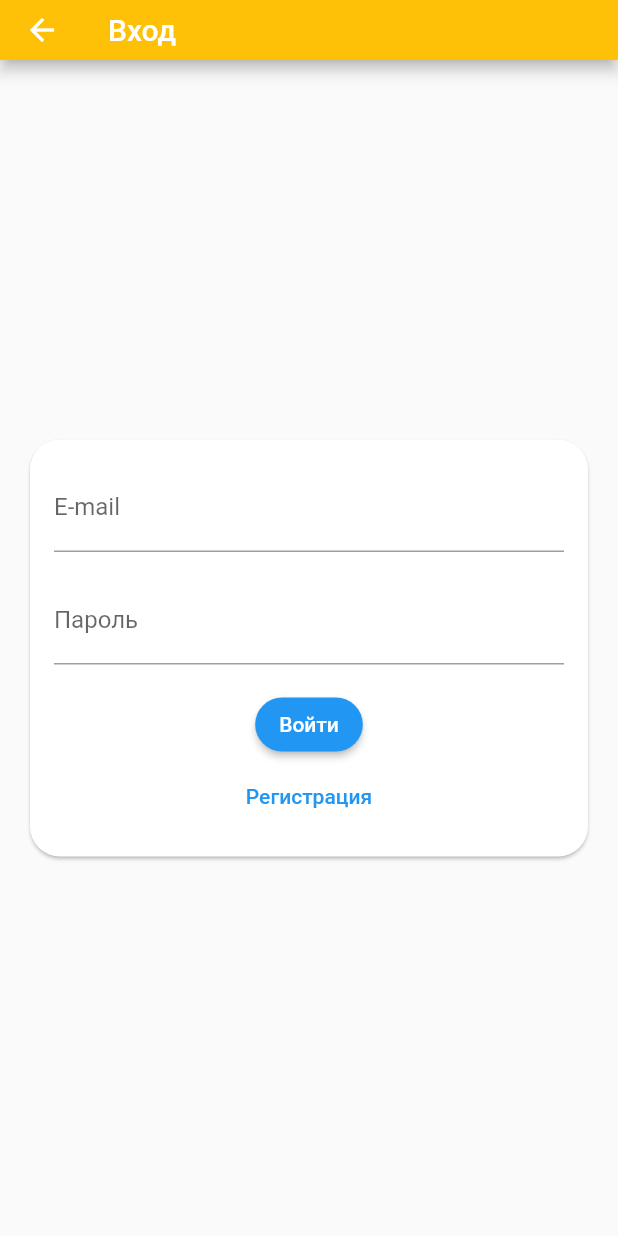
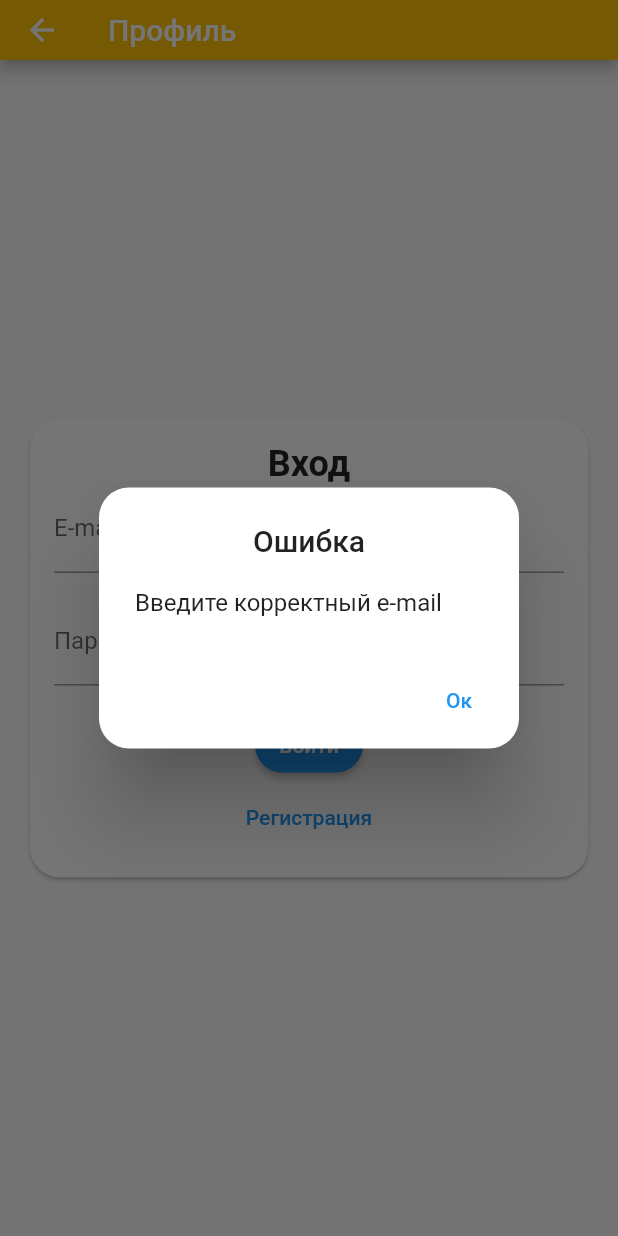
Before and after one commit to nkgrz/TravelApp, a Flutter app: the ProfileScreen screen opened directly, after a tap on "Выйти", after a tap on "Войти", on a phone screen of 412 x 824 dp. Run offline on Flutter 3.47's test engine with Material 2 defaults, Android fonts, the light colour scheme and no system bars; our stand-ins replace firebase_auth, firebase_core; accounts and stored records are empty.

Commit message:
Added email and password checks when logging in and registering

```diff
--- a/lib/main.dart
+++ b/lib/main.dart
@@ -1,8 +1,6 @@
 import 'package:flutter/material.dart';
 import 'screens/regions_screen.dart';
 import 'screens/profile_screen.dart';
-import 'services/auth_service.dart';
-import 'package:firebase_auth/firebase_auth.dart';
 import 'package:firebase_core/firebase_core.dart';
 
 void main() async {
--- a/lib/screens/profile_screen.dart
+++ b/lib/screens/profile_screen.dart
@@ -33,6 +33,7 @@ class _ProfileScreenState extends State<ProfileScreen> {
   Widget _buildLoginForm() {
     return Column(
       children: [
+        Text("Вход", style: TextStyle(fontSize: 24, fontWeight: FontWeight.bold)),
         TextField(
           controller: _emailController,
           decoration: InputDecoration(labelText: 'E-mail'),
@@ -59,6 +60,7 @@ class _ProfileScreenState extends State<ProfileScreen> {
   Widget _buildRegisterForm() {
     return Column(
       children: [
+        Text("Регистрация", style: TextStyle(fontSize: 24, fontWeight: FontWeight.bold)),
         TextField(
           controller: _nameController,
           decoration: InputDecoration(labelText: 'Имя'),
@@ -91,7 +93,12 @@ class _ProfileScreenState extends State<ProfileScreen> {
   showDialog(
     context: context,
     builder: (ctx) => AlertDialog(
-        title: Text('Ошибка'),
+      shape: RoundedRectangleBorder(
+        borderRadius: BorderRadius.circular(20.0),
+      ),
+      title: Center(
+        child: Text('Ошибка'),
+      ),
       content: Text(message),
       actions: <Widget>[
         TextButton(
@@ -105,7 +112,18 @@ class _ProfileScreenState extends State<ProfileScreen> {
   );
 }
 
+
   void _handleLogin() async {
+    if (!isValidEmail(_emailController.text)) {
+      _showErrorDialog("Введите корректный e-mail");
+      return;
+    }
+
+    if (!isValidPassword(_passwordController.text)) {
+      _showErrorDialog("Пароль должен содержать не менее 8 символов и состоять только из символов английского алфавита");
+      return;
+    }
+
     try {
       var user = await authService.loginUser(
         _emailController.text,
@@ -115,11 +133,41 @@ class _ProfileScreenState extends State<ProfileScreen> {
         setState(() => _currentUser = user);
       }
     } catch (error) {
-      _showErrorDialog(error.toString());
+      if (error is FirebaseAuthException) {
+        print("Firebase error code: ${error.code}");
+        switch (error.code) {
+          case 'user-not-found':
+            _showErrorDialog("Пользователь с таким e-mail не зарегистрирован");
+            break;
+          case 'wrong-password':
+            _showErrorDialog("Неверный пароль");
+            break;
+          case 'INVALID_LOGIN_CREDENTIALS':
+            _showErrorDialog("Неверные учетные данные. Пожалуйста, проверьте ваш e-mail и пароль и попробуйте снова");
+            break;
+          case 'too-many-requests':
+            _showErrorDialog("Слишком много попыток входа. Попробуйте позднее");
+            break;
+          default:
+            _showErrorDialog("Произошла ошибка при входе. Попробуйте снова.");
+        }
+      } else {
+        _showErrorDialog("Неизвестная ошибка. Пожалуйста, попробуйте снова.");
+      }
     }
 }
 
+
   void _handleRegister() async {
+    if (!isValidEmail(_emailController.text)) {
+      _showErrorDialog("Введите корректный e-mail");
+      return;
+    }
+
+    if (!isValidPassword(_passwordController.text)) {
+      _showErrorDialog("Пароль должен содержать не менее 8 символов и состоять только из символов английского алфавита");
+      return;
+    }
     try {
       var user = await authService.registerUser(
         _emailController.text,
@@ -130,16 +178,21 @@ class _ProfileScreenState extends State<ProfileScreen> {
         setState(() => _currentUser = user);
       }
     } catch (error) {
+      if (error is FirebaseAuthException && error.code == 'email-already-in-use') {
+        _showErrorDialog("Пользователь с таким e-mail уже зарегистрирован");
+      } else {
         _showErrorDialog(error.toString());
       }
     }
+  }
+
 
   @override
   Widget build(BuildContext context) {
     if (_currentUser == null) {
       return Scaffold(
         appBar: AppBar(
-          title: Text(_isRegistering ? "Регистрация" : "Вход"),
+          title: Text("Профиль"),
         ),
         body: Center(
           child: SingleChildScrollView(
@@ -180,3 +233,14 @@ class _ProfileScreenState extends State<ProfileScreen> {
     }
   }
 }
+
+bool isValidEmail(String email) {
+  final RegExp emailRegExp = RegExp(r"^[a-zA-Z0-9_.+-]+@[a-zA-Z0-9-]+\.[a-zA-Z0-9-.]+$");
+  return emailRegExp.hasMatch(email);
+}
+
+bool isValidPassword(String password) {
+  // Проверка длины пароля и состоит ли он только из символов английского алфавита
+  final RegExp passwordRegExp = RegExp(r"^[a-zA-Z0-9]{8,}$");
+  return passwordRegExp.hasMatch(password);
+}
--- a/lib/services/auth_service.dart
+++ b/lib/services/auth_service.dart
@@ -5,30 +5,20 @@ class AuthService {
 
   // Вход
   Future<User?> loginUser(String email, String password) async {
-    try {
     UserCredential userCredential = await _auth.signInWithEmailAndPassword(
       email: email,
       password: password,
     );
     return userCredential.user;
-    } catch (e) {
-      print(e);  // Добавить обработку ошибок
-      return null;
-    }
   }
 
   // Регистрация
   Future<User?> registerUser(String email, String password) async {
-    try {
     UserCredential userCredential = await _auth.createUserWithEmailAndPassword(
       email: email,
       password: password,
     );
     return userCredential.user;
-    } catch (e) {
-      print(e);  // Добавить обработку ошибок
-      return null;
-    }
   }
 
   // Выход
```
Lines whose indentation alone changed are shown as unchanged.
